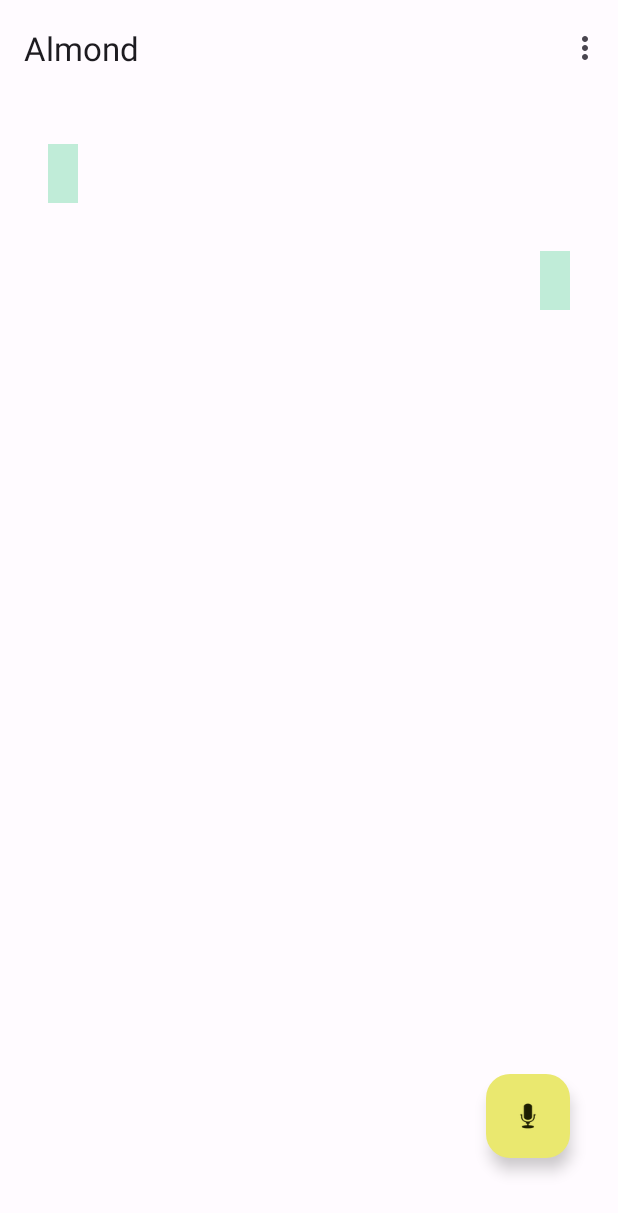
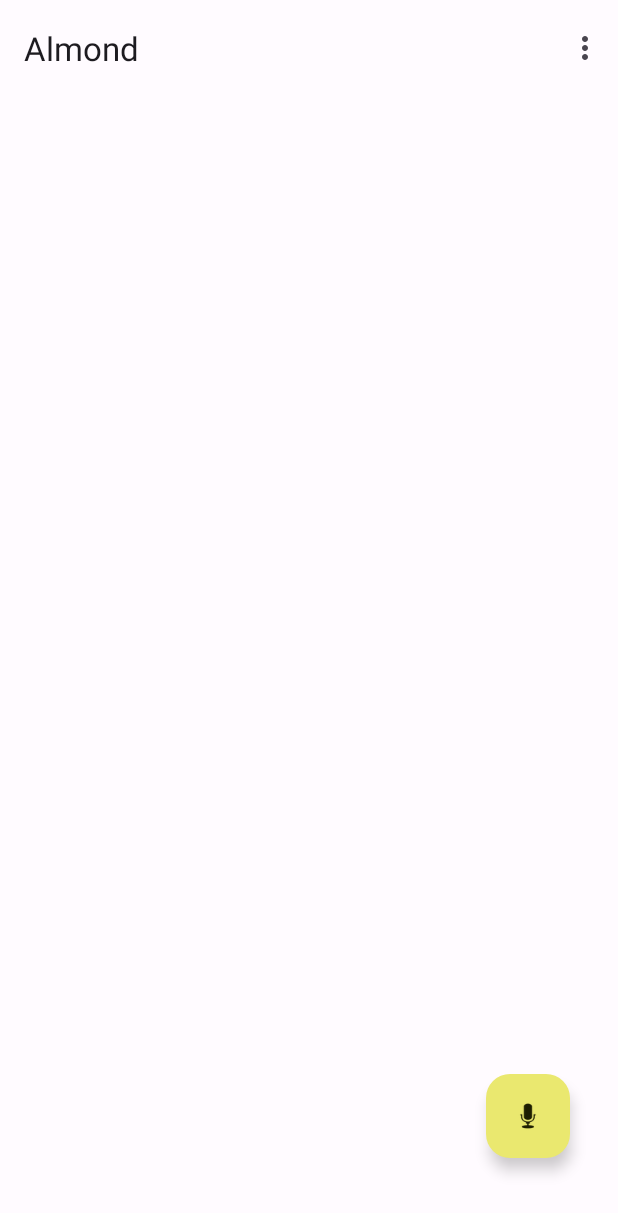
Before and after one commit to zhang356/almond, an Android app: the screen it shows after launch (MainActivity), on a phone screen of 412 x 824 dp. Shown: the top 1213 px of the screen. Run offline under Robolectric (Android 15) with nearby library versions, the phone set to English and light mode, and no system bars; our stand-ins replace navigation-ui.

Commit message:
more styling

```diff
--- a/android/app/src/main/java/app/almondally/FirstFragment.kt
+++ b/android/app/src/main/java/app/almondally/FirstFragment.kt
@@ -11,6 +11,10 @@ import androidx.fragment.app.Fragment
 import android.view.LayoutInflater
 import android.view.View
 import android.view.ViewGroup
+import android.view.animation.AccelerateInterpolator
+import android.view.animation.AlphaAnimation
+import android.view.animation.AnimationSet
+import android.view.animation.DecelerateInterpolator
 import androidx.navigation.fragment.findNavController
 import app.almondally.databinding.FragmentFirstBinding
 import com.google.android.material.snackbar.Snackbar
@@ -40,6 +44,8 @@ class FirstFragment : Fragment() {
     ): View? {
 
         _binding = FragmentFirstBinding.inflate(inflater, container, false)
+        binding.question.visibility = View.INVISIBLE
+        binding.answer.visibility = View.INVISIBLE
         return binding.root
 
     }
@@ -57,6 +63,15 @@ class FirstFragment : Fragment() {
         speechRecognizerIntent.putExtra(RecognizerIntent.EXTRA_ENABLE_FORMATTING, RecognizerIntent.FORMATTING_OPTIMIZE_QUALITY)
         mediaPlayer = MediaPlayer.create(context, R.raw.letmethink)
 
+        val fadeIn = AlphaAnimation(0f, 1f)
+        fadeIn.interpolator = DecelerateInterpolator() //add this
+        fadeIn.duration = 1000
+
+        val fadeOut = AlphaAnimation(1f, 0f)
+        fadeOut.interpolator = AccelerateInterpolator() //and this
+        fadeOut.startOffset = 1000
+        fadeOut.duration = 1000
+
         speechRecognitionListener = object : RecognitionListener {
             override fun onResults(results: Bundle) {
                 val voiceResults =
@@ -70,14 +85,23 @@ class FirstFragment : Fragment() {
                         Log.d(TAG, match!!)
                     }
                     val bestMatch = voiceResults[0]
-                    // TODO call relevance.ai
+                    // TODO call relevance.ai then append answer to binding.answer and play audio
 
                     // then display recognized text
+//                    binding.question.visibility = View.INVISIBLE
+                    binding.question.startAnimation(fadeOut)
                     binding.question.text = bestMatch
+                    binding.question.visibility = View.VISIBLE
+                    binding.question.startAnimation(fadeIn)
 
                     // then play let-me-think placeholder, and display text
+//                    binding.answer.visibility = View.INVISIBLE
+                    binding.answer.startAnimation(fadeOut)
+                    binding.answer.text = "Hey Phillip, let me think. "
+                    binding.answer.visibility = View.VISIBLE
+                    binding.answer.startAnimation(fadeIn)
+
                     mediaPlayer.start() // no need to call prepare(); create() does that for you
-                    binding.answer.text = "Hey Phillip, let me think. "
                 }
 
                 // then start listening again? Or switch to recording mode?
--- a/android/app/src/main/res/layout/fragment_first.xml
+++ b/android/app/src/main/res/layout/fragment_first.xml
@@ -17,12 +17,13 @@
 
             <TextView
                 android:id="@+id/question"
+                style="@style/TextAppearance.MdcTypographyStyles.Body1"
                 android:layout_width="wrap_content"
                 android:layout_height="wrap_content"
                 android:layout_margin="16dp"
+                android:background="?attr/colorTertiaryContainer"
                 android:padding="10dp"
                 android:text="@string/question"
-                android:background="?attr/colorTertiaryContainer"
                 android:textAlignment="viewStart"
                 app:layout_constraintBottom_toTopOf="@id/answer"
                 app:layout_constraintStart_toStartOf="parent"
@@ -30,11 +31,12 @@
 
             <TextView
                 android:id="@+id/answer"
+                style="@style/TextAppearance.MdcTypographyStyles.Body1"
                 android:layout_width="wrap_content"
                 android:layout_height="wrap_content"
                 android:layout_margin="16dp"
+                android:background="?attr/colorTertiaryContainer"
                 android:padding="10dp"
-                android:background="?attr/colorTertiaryContainer"
                 android:text="@string/answer"
                 android:textAlignment="textEnd"
                 app:layout_constraintBottom_toBottomOf="parent"
```
Also changed, not shown: android/app/src/main/res/values/themes.xml (+79 -1 lines), android/app/src/main/res/font/roboto.ttf (added).
